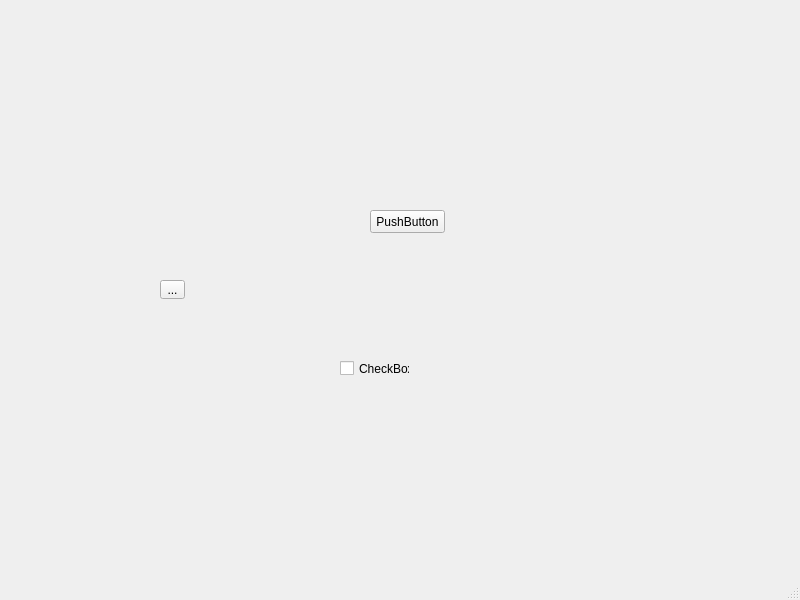
Old version of the form untitled.ui in the repository arekszatan/curlator.
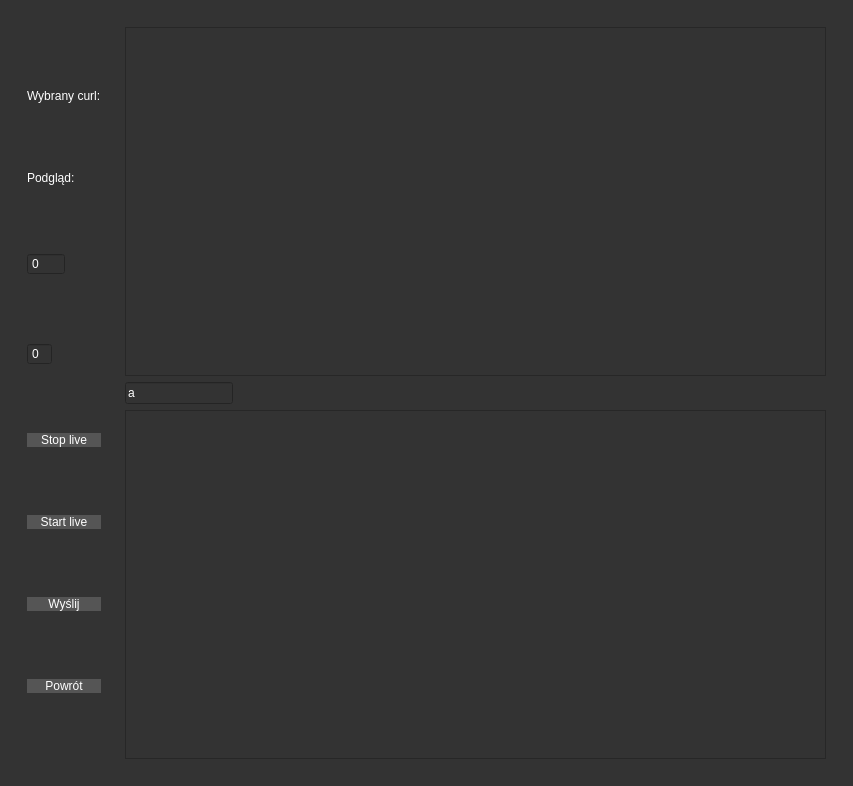
New version of the form.

```diff
--- a/untitled.ui
+++ b/untitled.ui
@@ -6,65 +6,300 @@
    <rect>
     <x>0</x>
     <y>0</y>
-    <width>800</width>
-    <height>600</height>
+    <width>853</width>
+    <height>786</height>
    </rect>
   </property>
   <property name="windowTitle">
    <string>MainWindow</string>
   </property>
+  <property name="styleSheet">
+   <string notr="true">*{
+	color:#fff;
+	font:25px  &quot;Lucida Sans&quot;;
+	
+}
+QWidget{
+background-color: #333333;
+
+}
+
+QPushButton{
+	color:#fff;
+	background-color:#555555;
+	border-radius: 10px;
+}</string>
+  </property>
   <widget class="QWidget" name="centralwidget">
-   <widget class="QPushButton" name="pushButton">
-    <property name="geometry">
-     <rect>
-      <x>370</x>
-      <y>210</y>
-      <width>75</width>
-      <height>23</height>
-     </rect>
-    </property>
-    <property name="text">
-     <string>PushButton</string>
-    </property>
-   </widget>
-   <widget class="QToolButton" name="toolButton">
-    <property name="geometry">
-     <rect>
-      <x>160</x>
-      <y>280</y>
-      <width>25</width>
-      <height>19</height>
-     </rect>
-    </property>
-    <property name="text">
-     <string>...</string>
-    </property>
-   </widget>
-   <widget class="QCheckBox" name="checkBox">
-    <property name="geometry">
-     <rect>
-      <x>340</x>
-      <y>360</y>
-      <width>70</width>
-      <height>17</height>
-     </rect>
-    </property>
-    <property name="text">
-     <string>CheckBox</string>
-    </property>
-   </widget>
+   <layout class="QGridLayout" name="gridLayout">
+    <item row="0" column="1">
+     <widget class="QStackedWidget" name="stackedWidget">
+      <property name="currentIndex">
+       <number>2</number>
+      </property>
+      <widget class="QWidget" name="homePage">
+       <layout class="QGridLayout" name="gridLayout_2">
+        <item row="3" column="0">
+         <widget class="QPushButton" name="openJsonButton">
+          <property name="sizePolicy">
+           <sizepolicy hsizetype="Preferred" vsizetype="Preferred">
+            <horstretch>0</horstretch>
+            <verstretch>0</verstretch>
+           </sizepolicy>
+          </property>
+          <property name="styleSheet">
+           <string notr="true">font: 40pt &quot;MS Shell Dlg 2&quot;;</string>
+          </property>
+          <property name="text">
+           <string>Otwórz plik JSON</string>
+          </property>
+         </widget>
+        </item>
+        <item row="0" column="0" colspan="2">
+         <widget class="QLabel" name="label">
+          <property name="font">
+           <font>
+            <family>MS Shell Dlg 2</family>
+            <pointsize>60</pointsize>
+            <weight>50</weight>
+            <italic>false</italic>
+            <bold>false</bold>
+           </font>
+          </property>
+          <property name="styleSheet">
+           <string notr="true">font: 60pt &quot;MS Shell Dlg 2&quot;;</string>
+          </property>
+          <property name="text">
+           <string>Curlator</string>
+          </property>
+          <property name="alignment">
+           <set>Qt::AlignCenter</set>
+          </property>
+         </widget>
+        </item>
+        <item row="3" column="1">
+         <widget class="QPushButton" name="helpButton">
+          <property name="sizePolicy">
+           <sizepolicy hsizetype="Preferred" vsizetype="Preferred">
+            <horstretch>0</horstretch>
+            <verstretch>0</verstretch>
+           </sizepolicy>
+          </property>
+          <property name="styleSheet">
+           <string notr="true">font: 40pt &quot;MS Shell Dlg 2&quot;;</string>
+          </property>
+          <property name="text">
+           <string>Pomoc</string>
+          </property>
+         </widget>
+        </item>
+        <item row="1" column="0" colspan="2">
+         <widget class="QLabel" name="infoHomePage">
+          <property name="text">
+           <string/>
+          </property>
+          <property name="alignment">
+           <set>Qt::AlignCenter</set>
+          </property>
+         </widget>
+        </item>
+       </layout>
+      </widget>
+      <widget class="QWidget" name="curlsPage">
+       <layout class="QGridLayout" name="gridLayout_3">
+        <item row="1" column="1">
+         <widget class="QListWidget" name="curlList"/>
+        </item>
+        <item row="0" column="1">
+         <widget class="QLabel" name="label_2">
+          <property name="text">
+           <string>Wybierz curla:</string>
+          </property>
+         </widget>
+        </item>
+       </layout>
+      </widget>
+      <widget class="QWidget" name="curlPage">
+       <property name="styleSheet">
+        <string notr="true">QLabel{
+font: 12pt &quot;MS Shell Dlg 2&quot;;
+
+}
+
+QTextEdit{
+	font: 12pt &quot;MS Shell Dlg 2&quot;;
+}</string>
+       </property>
+       <layout class="QHBoxLayout" name="horizontalLayout">
+        <item>
+         <widget class="QWidget" name="widget_2" native="true">
+          <property name="sizePolicy">
+           <sizepolicy hsizetype="Maximum" vsizetype="Preferred">
+            <horstretch>0</horstretch>
+            <verstretch>0</verstretch>
+           </sizepolicy>
+          </property>
+          <layout class="QVBoxLayout" name="verticalLayout_2">
+           <item>
+            <widget class="QLabel" name="label_3">
+             <property name="sizePolicy">
+              <sizepolicy hsizetype="Preferred" vsizetype="Maximum">
+               <horstretch>0</horstretch>
+               <verstretch>0</verstretch>
+              </sizepolicy>
+             </property>
+             <property name="text">
+              <string>Wybrany curl:</string>
+             </property>
+            </widget>
+           </item>
+           <item>
+            <widget class="QLabel" name="label_4">
+             <property name="sizePolicy">
+              <sizepolicy hsizetype="Preferred" vsizetype="Maximum">
+               <horstretch>0</horstretch>
+               <verstretch>0</verstretch>
+              </sizepolicy>
+             </property>
+             <property name="text">
+              <string>Podgląd:</string>
+             </property>
+            </widget>
+           </item>
+           <item>
+            <widget class="QSpinBox" name="maxLineLogLive">
+             <property name="sizePolicy">
+              <sizepolicy hsizetype="Maximum" vsizetype="Maximum">
+               <horstretch>0</horstretch>
+               <verstretch>0</verstretch>
+              </sizepolicy>
+             </property>
+             <property name="buttonSymbols">
+              <enum>QAbstractSpinBox::NoButtons</enum>
+             </property>
+             <property name="maximum">
+              <number>3000</number>
+             </property>
+            </widget>
+           </item>
+           <item>
+            <widget class="QSpinBox" name="fontSize">
+             <property name="sizePolicy">
+              <sizepolicy hsizetype="Maximum" vsizetype="Maximum">
+               <horstretch>0</horstretch>
+               <verstretch>0</verstretch>
+              </sizepolicy>
+             </property>
+             <property name="buttonSymbols">
+              <enum>QAbstractSpinBox::NoButtons</enum>
+             </property>
+            </widget>
+           </item>
+           <item>
+            <widget class="QPushButton" name="stopLiveLog">
+             <property name="text">
+              <string>Stop live</string>
+             </property>
+            </widget>
+           </item>
+           <item>
+            <widget class="QPushButton" name="startLiveLog">
+             <property name="text">
+              <string>Start live</string>
+             </property>
+            </widget>
+           </item>
+           <item>
+            <widget class="QPushButton" name="pushButton">
+             <property name="sizePolicy">
+              <sizepolicy hsizetype="Preferred" vsizetype="Maximum">
+               <horstretch>0</horstretch>
+               <verstretch>0</verstretch>
+              </sizepolicy>
+             </property>
+             <property name="text">
+              <string>Wyślij</string>
+             </property>
+            </widget>
+           </item>
+           <item>
+            <widget class="QPushButton" name="pushButton_2">
+             <property name="sizePolicy">
+              <sizepolicy hsizetype="Preferred" vsizetype="Maximum">
+               <horstretch>0</horstretch>
+               <verstretch>0</verstretch>
+              </sizepolicy>
+             </property>
+             <property name="text">
+              <string>Powrót</string>
+             </property>
+            </widget>
+           </item>
+          </layout>
+         </widget>
+        </item>
+        <item>
+         <widget class="QWidget" name="widget" native="true">
+          <property name="sizePolicy">
+           <sizepolicy hsizetype="Preferred" vsizetype="Preferred">
+            <horstretch>0</horstretch>
+            <verstretch>0</verstretch>
+           </sizepolicy>
+          </property>
+          <property name="minimumSize">
+           <size>
+            <width>150</width>
+            <height>0</height>
+           </size>
+          </property>
+          <layout class="QVBoxLayout" name="verticalLayout">
+           <item>
+            <widget class="QTextEdit" name="logPHSLive">
+             <property name="sizePolicy">
+              <sizepolicy hsizetype="Preferred" vsizetype="Preferred">
+               <horstretch>0</horstretch>
+               <verstretch>0</verstretch>
+              </sizepolicy>
+             </property>
+             <property name="readOnly">
+              <bool>true</bool>
+             </property>
+            </widget>
+           </item>
+           <item>
+            <widget class="QLineEdit" name="grepLineEdit">
+             <property name="sizePolicy">
+              <sizepolicy hsizetype="Maximum" vsizetype="Maximum">
+               <horstretch>0</horstretch>
+               <verstretch>0</verstretch>
+              </sizepolicy>
+             </property>
+             <property name="text">
+              <string>a</string>
+             </property>
+            </widget>
+           </item>
+           <item>
+            <widget class="QTextEdit" name="logAfterCurl">
+             <property name="sizePolicy">
+              <sizepolicy hsizetype="Preferred" vsizetype="Preferred">
+               <horstretch>0</horstretch>
+               <verstretch>0</verstretch>
+              </sizepolicy>
+             </property>
+            </widget>
+           </item>
+          </layout>
+         </widget>
+        </item>
+       </layout>
+      </widget>
+      <widget class="QWidget" name="page_5"/>
+      <widget class="QWidget" name="page_2"/>
+     </widget>
+    </item>
+   </layout>
   </widget>
-  <widget class="QMenuBar" name="menubar">
-   <property name="geometry">
-    <rect>
-     <x>0</x>
-     <y>0</y>
-     <width>800</width>
-     <height>21</height>
-    </rect>
-   </property>
-  </widget>
-  <widget class="QStatusBar" name="statusbar"/>
  </widget>
  <resources/>
  <connections/>
```
